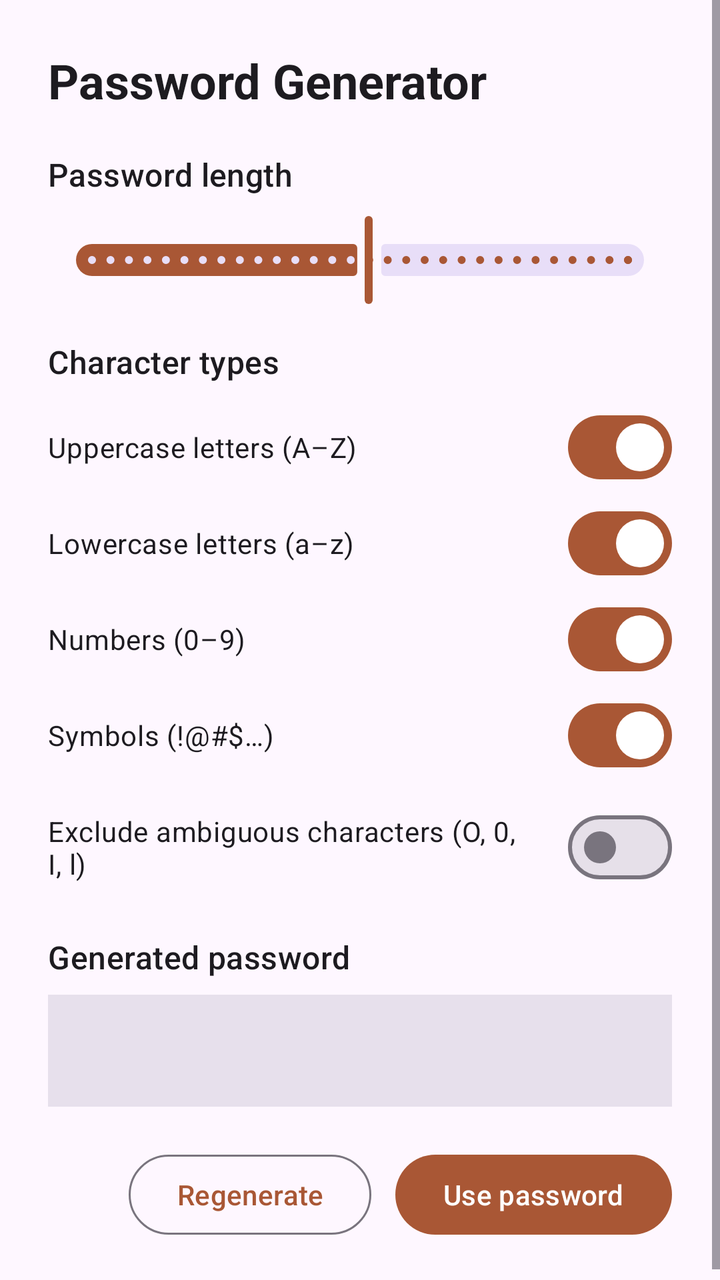
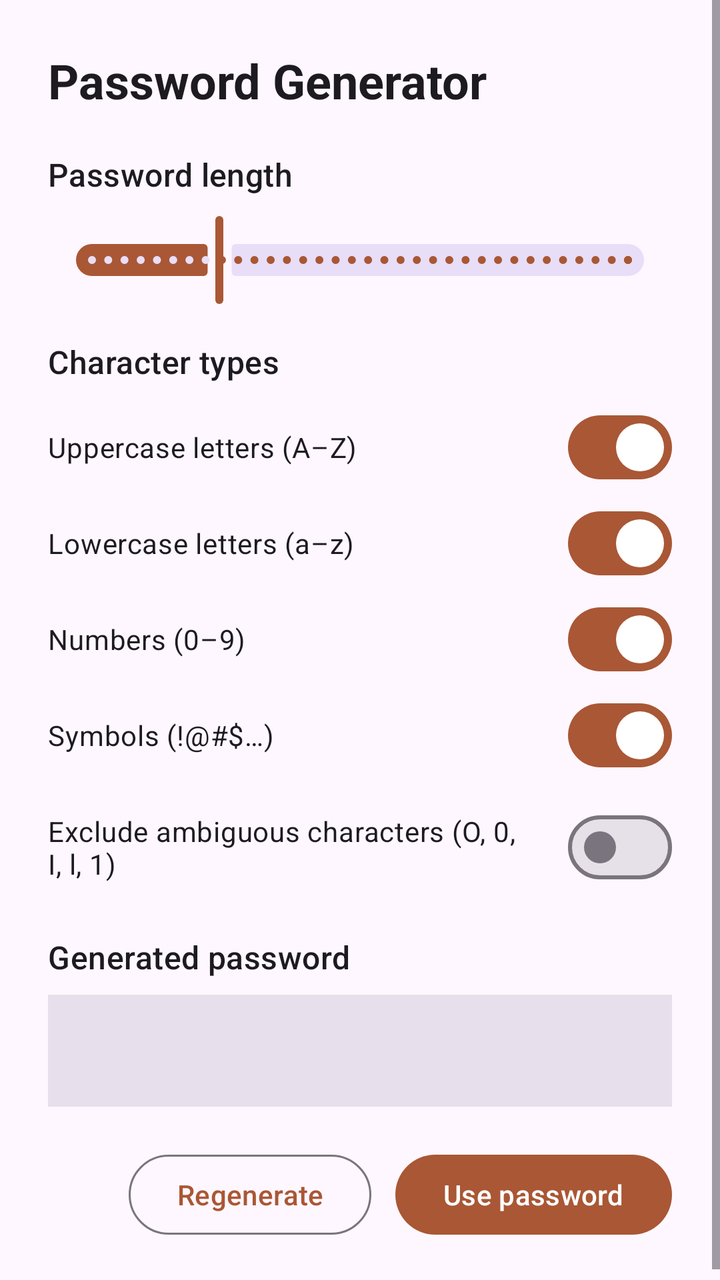

An Android layout rendered at two revisions. The XML below is the earlier revision; the diff shows what the commit changed to produce the second picture.
<!-- AndroidManifest.xml: application theme Theme.Aegis.Launch -->
<!-- res/layout/dialog_password_generator.xml -->
<?xml version="1.0" encoding="utf-8"?>
<ScrollView xmlns:android="http://schemas.android.com/apk/res/android"
    xmlns:app="http://schemas.android.com/apk/res-auto"
    android:layout_width="match_parent"
    android:layout_height="wrap_content"
    android:fillViewport="true">

    <LinearLayout
        android:layout_width="match_parent"
        android:layout_height="wrap_content"
        android:orientation="vertical"
        android:padding="24dp">

        <TextView
            android:layout_width="match_parent"
            android:layout_height="wrap_content"
            android:text="@string/password_generator_title"
            android:textAppearance="?attr/textAppearanceHeadlineSmall"
            android:textStyle="bold"
            android:layout_marginBottom="20dp" />

        <LinearLayout
            android:layout_width="match_parent"
            android:layout_height="wrap_content"
            android:gravity="center_vertical"
            android:orientation="horizontal">

            <TextView
                android:layout_width="0dp"
                android:layout_height="wrap_content"
                android:layout_weight="1"
                android:text="@string/password_generator_length"
                android:textAppearance="?attr/textAppearanceTitleMedium" />

            <TextView
                android:id="@+id/generator_length_value"
                android:layout_width="wrap_content"
                android:layout_height="wrap_content"
                android:textAppearance="?attr/textAppearanceTitleMedium"
                android:textStyle="bold" />
        </LinearLayout>

        <com.google.android.material.slider.Slider
            android:id="@+id/generator_length"
            android:layout_width="match_parent"
            android:layout_height="wrap_content"
            android:value="16"
            android:valueFrom="1"
            android:valueTo="30"
            android:stepSize="1"
            android:layout_marginTop="8dp"
            android:layout_marginBottom="16dp" />

        <TextView
            android:layout_width="match_parent"
            android:layout_height="wrap_content"
            android:text="@string/password_generator_character_types"
            android:textAppearance="?attr/textAppearanceTitleMedium"
            android:layout_marginBottom="8dp" />

        <com.google.android.material.materialswitch.MaterialSwitch
            android:id="@+id/generator_uppercase"
            android:layout_width="match_parent"
            android:layout_height="wrap_content"
            android:text="@string/password_generator_uppercase"
            android:checked="true" />

        <com.google.android.material.materialswitch.MaterialSwitch
            android:id="@+id/generator_lowercase"
            android:layout_width="match_parent"
            android:layout_height="wrap_content"
            android:text="@string/password_generator_lowercase"
            android:checked="true" />

        <com.google.android.material.materialswitch.MaterialSwitch
            android:id="@+id/generator_numbers"
            android:layout_width="match_parent"
            android:layout_height="wrap_content"
            android:text="@string/password_generator_numbers"
            android:checked="true" />

        <com.google.android.material.materialswitch.MaterialSwitch
            android:id="@+id/generator_symbols"
            android:layout_width="match_parent"
            android:layout_height="wrap_content"
            android:text="@string/password_generator_symbols"
            android:checked="true" />

        <com.google.android.material.materialswitch.MaterialSwitch
            android:id="@+id/generator_exclude_ambiguous"
            android:layout_width="match_parent"
            android:layout_height="wrap_content"
            android:text="@string/password_generator_exclude_ambiguous"
            android:layout_marginTop="8dp" />

        <TextView
            android:layout_width="match_parent"
            android:layout_height="wrap_content"
            android:text="@string/password_generator_preview_label"
            android:textAppearance="?attr/textAppearanceTitleMedium"
            android:layout_marginTop="20dp"
            android:layout_marginBottom="8dp" />

        <TextView
            android:id="@+id/generator_preview"
            android:layout_width="match_parent"
            android:layout_height="wrap_content"
            android:background="?attr/colorSurfaceVariant"
            android:padding="16dp"
            android:textIsSelectable="true"
            android:textAppearance="?attr/textAppearanceBodyLarge"
            android:minHeight="56dp"
            android:gravity="center_vertical" />

        <LinearLayout
            android:layout_width="match_parent"
            android:layout_height="wrap_content"
            android:orientation="horizontal"
            android:gravity="end"
            android:layout_marginTop="20dp">

            <com.google.android.material.button.MaterialButton
                android:id="@+id/generator_regenerate"
                style="@style/Widget.Material3.Button.OutlinedButton"
                android:layout_width="wrap_content"
                android:layout_height="wrap_content"
                android:text="@string/password_generator_regenerate" />

            <com.google.android.material.button.MaterialButton
                android:id="@+id/generator_use"
                android:layout_width="wrap_content"
                android:layout_height="wrap_content"
                android:layout_marginStart="12dp"
                android:text="@string/password_generator_use" />
        </LinearLayout>
    </LinearLayout>
</ScrollView>
<!-- resources referenced by this layout -->
<resources>
  <string name="password_generator_character_types">Character types</string>
  <string name="password_generator_exclude_ambiguous">Exclude ambiguous characters (O, 0, I, l)</string>
  <string name="password_generator_length">Password length</string>
  <string name="password_generator_lowercase">Lowercase letters (a–z)</string>
  <string name="password_generator_numbers">Numbers (0–9)</string>
  <string name="password_generator_preview_label">Generated password</string>
  <string name="password_generator_regenerate">Regenerate</string>
  <string name="password_generator_symbols">Symbols (!@#$…)</string>
  <string name="password_generator_title">Password Generator</string>
  <string name="password_generator_uppercase">Uppercase letters (A–Z)</string>
  <string name="password_generator_use">Use password</string>
  <style name="Theme.Aegis.Launch" parent="Theme.Material3.DayNight.NoActionBar">
          
          <item name="colorPrimary">@color/md_theme_light_primary</item>
          <item name="android:windowDrawsSystemBarBackgrounds">true</item>
          <item name="android:statusBarColor">@android:color/transparent</item>
      </style>
  <color name="md_theme_light_primary">#A95735</color>
</resources>

<!-- the commit's change to res/layout/dialog_password_generator.xml (unified diff, before → after) -->
@@ -46,7 +46,7 @@
             android:layout_height="wrap_content"
             android:value="16"
             android:valueFrom="1"
-            android:valueTo="30"
+            android:valueTo="64"
             android:stepSize="1"
             android:layout_marginTop="8dp"
             android:layout_marginBottom="16dp" />
<!-- resource entries referenced after the edit -->
@@ -1,7 +1,7 @@
 <!-- resources referenced by this layout -->
 <resources>
   <string name="password_generator_character_types">Character types</string>
-  <string name="password_generator_exclude_ambiguous">Exclude ambiguous characters (O, 0, I, l)</string>
+  <string name="password_generator_exclude_ambiguous">Exclude ambiguous characters (O, 0, I, l, 1)</string>
   <string name="password_generator_length">Password length</string>
   <string name="password_generator_lowercase">Lowercase letters (a–z)</string>
   <string name="password_generator_numbers">Numbers (0–9)</string>
